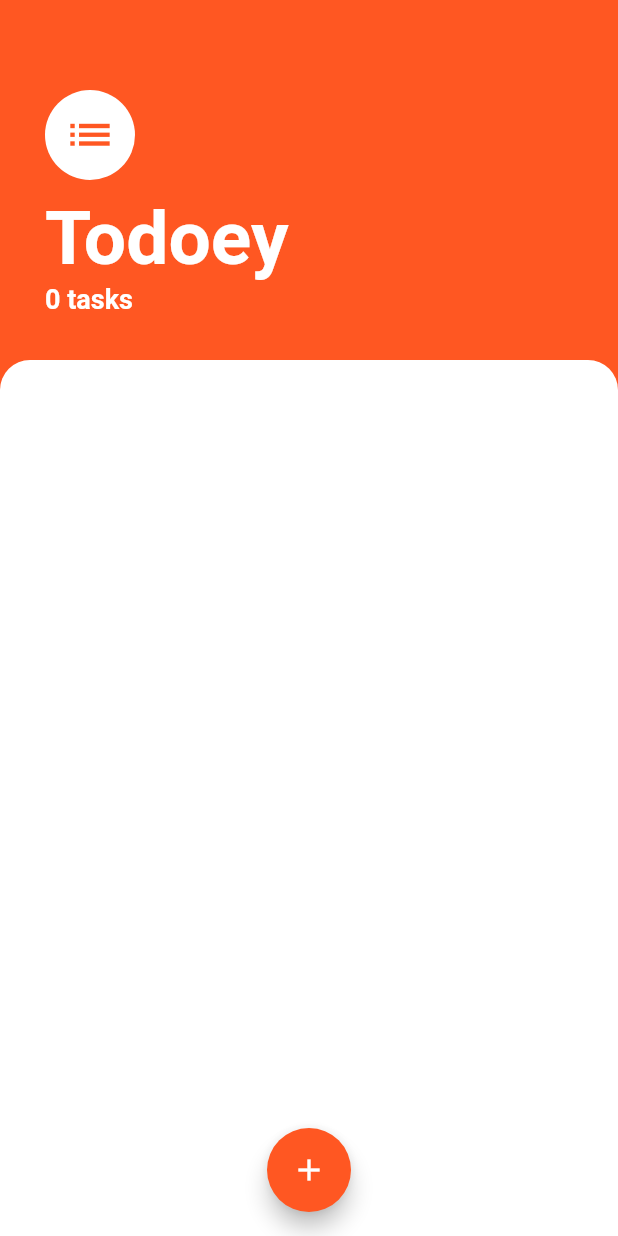
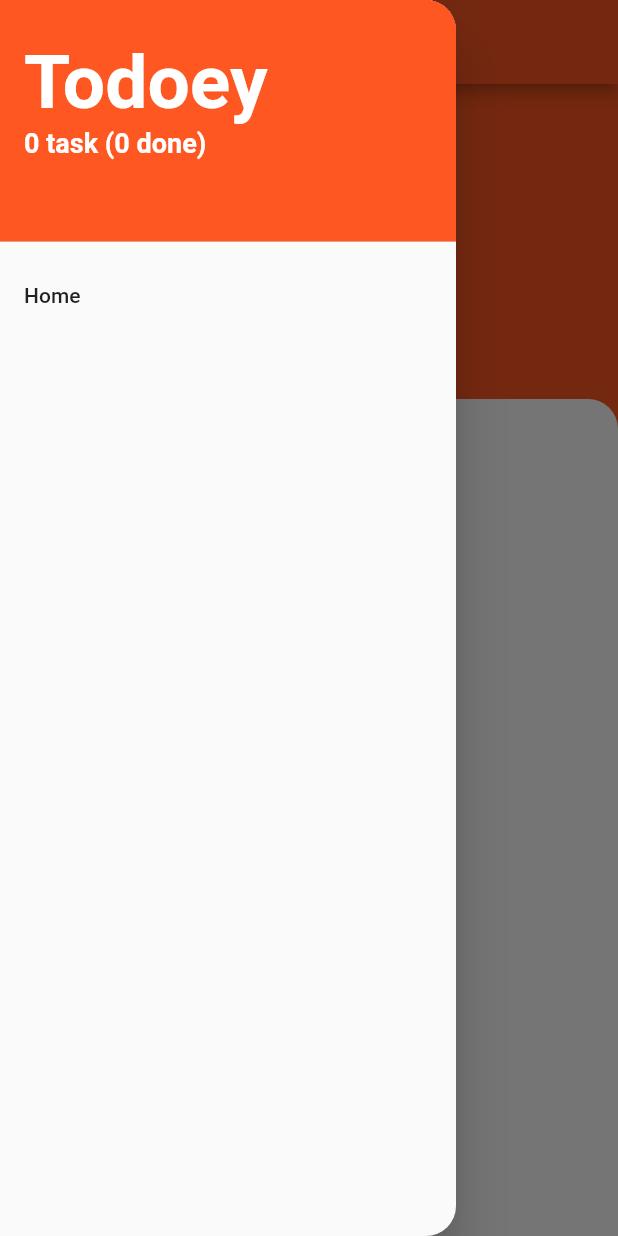
Before and after one commit to BadPistol97/flutter_todoey, a Flutter app: the screen it shows after launch, with the side drawer open (before the commit the screen has no drawer), on a phone screen of 412 x 824 dp. Run offline on Flutter 3.47's test engine with Material 2 defaults, Android fonts, the phone set to English and light mode, and no system bars; our stand-ins replace flutter_riverpod.

Commit message:
add drawer and appbar

```diff
--- /dev/null
+++ b/lib/components/drawer.dart
@@ -0,0 +1,63 @@
+import 'package:flutter/material.dart';
+import 'package:flutter_riverpod/flutter_riverpod.dart';
+import 'package:river/state_providers/providers.dart';
+import 'package:river/models/task_model.dart';
+
+class SideBar extends ConsumerWidget {
+  const SideBar({
+    Key? key,
+  }) : super(key: key);
+
+  @override
+  Widget build(BuildContext context, WidgetRef ref) {
+
+    List<TaskModel> tasks = ref.watch(tasksStateProvider);
+
+    int doneTasks = ref.read(tasksStateProvider.notifier).getDoneTaskCount();
+
+    return Drawer(
+      shape: const RoundedRectangleBorder(
+        borderRadius: BorderRadius.only(
+            topRight: Radius.circular(20),
+            bottomRight: Radius.circular(20)
+        ),
+      ),
+      child: ListView(
+        padding: EdgeInsets.zero,
+        children: [
+            DrawerHeader(
+              decoration: const BoxDecoration(
+                color: Colors.deepOrange,
+              ),
+             child: Column(
+               crossAxisAlignment: CrossAxisAlignment.start,
+               children: [
+                 const SizedBox(height:10.0),
+                 const Text('Todoey',
+                     style:TextStyle(
+                       color: Colors.white,
+                       fontWeight: FontWeight.w700,
+                       fontSize: 50.0,
+
+                     )
+                 ),
+                 Text('${tasks.length} ${tasks.length > 1 ? 'tasks' : 'task'} ($doneTasks done)',
+                     style:const TextStyle(
+                       color: Colors.white,
+                       fontWeight: FontWeight.w700,
+                       fontSize: 18.0,
+
+                     )
+                 ),
+               ],
+             ),
+          ),
+          ListTile(
+            title: const Text('Home'),
+            onTap:() => Navigator.pushNamed(context,'home')
+          ),
+        ],
+      ),
+    );
+  }
+}
--- a/lib/main.dart
+++ b/lib/main.dart
@@ -1,7 +1,8 @@
 import 'package:flutter/material.dart';
 import 'package:river/screens/tasks_screen.dart';
-import 'package:provider/provider.dart';
 import 'package:flutter_riverpod/flutter_riverpod.dart';
+import 'package:river/components/drawer.dart';
+import 'package:river/screens/task_detail.dart';
 
 void main() => runApp(
    const ProviderScope(
@@ -30,6 +31,31 @@ class MyApp extends ConsumerWidget {
         // is not restarted.
         primarySwatch: Colors.deepOrange,
       ),
+      builder:(context,child){
+        return Overlay(
+          initialEntries: [
+            OverlayEntry(builder: (context){
+              return Scaffold(
+                appBar: AppBar(
+                  title: const Text(
+                    'Home',
+                    style: TextStyle(color: Colors.white),
+                  ),
+                  backgroundColor:Colors.deepOrange,
+                ),
+                drawer: const SideBar(),
+                body:child,
+              );
+            })
+          ],
+        );
+      },
+      initialRoute: 'home',
+      routes: {
+        // When navigating to the "/" route, build the FirstScreen widget.
+        'home': (context) => TasksScreen(),
+        'detail':(context) => const TaskDetailScreen()
+      },
       home: TasksScreen(),
     );
   }
--- a/lib/screens/tasks_screen.dart
+++ b/lib/screens/tasks_screen.dart
@@ -12,6 +12,8 @@ class TasksScreen extends ConsumerWidget{
   Widget build(BuildContext context, WidgetRef ref) {
 
     List<TaskModel> tasks = ref.watch(tasksStateProvider);
+
+    int doneTasks = ref.read(tasksStateProvider.notifier).getDoneTaskCount();
 
     return Scaffold(
       floatingActionButtonLocation: FloatingActionButtonLocation.centerFloat,
@@ -36,7 +38,7 @@ class TasksScreen extends ConsumerWidget{
         crossAxisAlignment: CrossAxisAlignment.start,
         children: [
           Container(
-            padding: const EdgeInsets.only(top:60.0,left:30.0,right:30.0,bottom:30.0),
+            padding: const EdgeInsets.only(top:30.0,left:30.0,right:30.0,bottom:30.0),
             child: Column(
               crossAxisAlignment: CrossAxisAlignment.start,
               children: [
@@ -54,7 +56,7 @@ class TasksScreen extends ConsumerWidget{
 
                     )
                 ),
-                Text('${tasks.length} tasks',
+                Text('${tasks.length} ${tasks.length > 1 ? 'tasks' : 'task'} ($doneTasks done)',
                     style:const TextStyle(
                       color: Colors.white,
                       fontWeight: FontWeight.w700,
--- a/lib/states/tasks_state.dart
+++ b/lib/states/tasks_state.dart
@@ -29,4 +29,26 @@ class TasksStateNotifier extends StateNotifier<List<TaskModel>>{
      state = newState.toList();
   }
 
+  int getUndoneTaskCount(){
+
+    int count = 0;
+
+    for(TaskModel task in state){
+      if(!task.isChecked) count += 1;
+    }
+
+    return count;
+  }
+
+  int getDoneTaskCount(){
+
+    int count = 0;
+
+    for(TaskModel task in state){
+      if(task.isChecked) count += 1;
+    }
+
+    return count;
+  }
+
 }
```
Also changed, not shown: lib/components/task.dart (+7 -1 lines), lib/components/task_list.dart (+10 -9 lines), lib/screens/task_detail.dart (added, +20 -0 lines).
